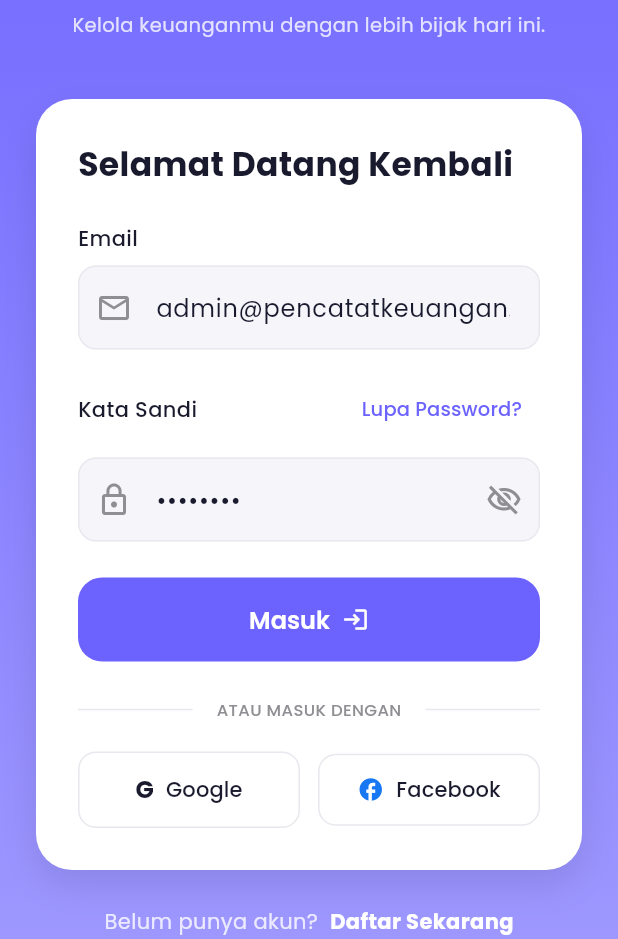
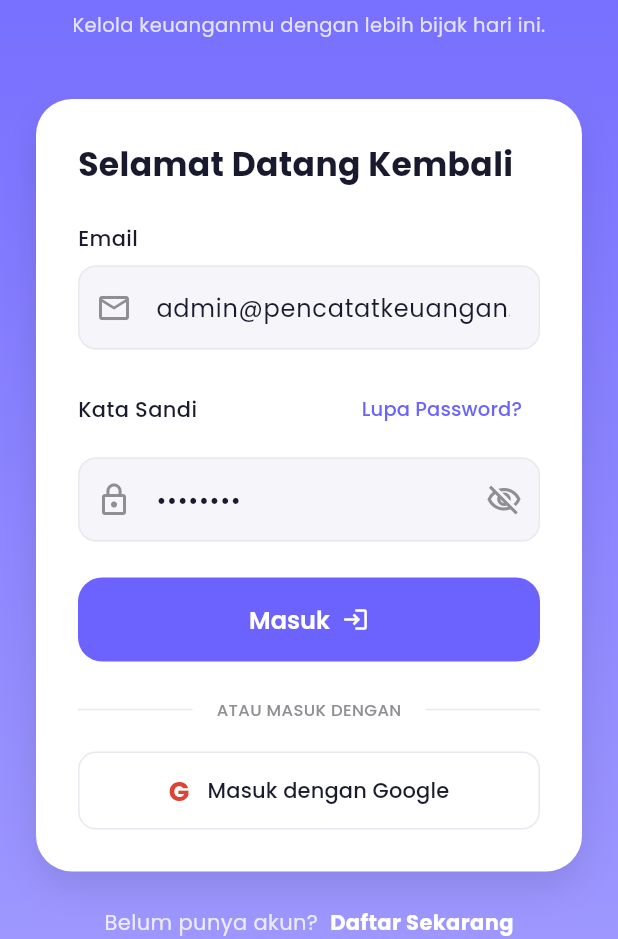
Before and after one commit to muhamadairul/personal-finance-mobile, a Flutter app: the screen it shows after launch, on a phone screen of 412 x 824 dp, the part 297-1236 px from its top. Run offline on Flutter 3.47's test engine with Material 3 defaults, Android fonts, the phone set to English and light mode, and no system bars; our stand-ins replace dio, file_picker, firebase_core, firebase_messaging, fl_chart, flutter_local_notifications and 8 more; accounts and stored records are empty.

Commit message:
feat: implement Google Sign-In and Firebase notification integration for user authentication

```diff
--- a/lib/config/api_config.dart
+++ b/lib/config/api_config.dart
@@ -1,11 +1,15 @@
 class ApiConfig {
-  static const String baseUrl = 'https://6a85-157-10-90-5.ngrok-free.app/api';
+  static const String baseUrl = 'https://4bb6-203-190-43-197.ngrok-free.app/api';
 
   // Auth endpoints
   static const String login = '/login';
   static const String register = '/register';
   static const String logout = '/logout';
   static const String user = '/user';
+  static const String socialLogin = '/auth/social';
+
+  // FCM Token
+  static const String updateFcmToken = '/user/fcm-token';
 
   // Dashboard
   static const String dashboard = '/dashboard';
--- a/lib/main.dart
+++ b/lib/main.dart
@@ -1,10 +1,14 @@
 import 'package:flutter/material.dart';
 import 'package:flutter_riverpod/flutter_riverpod.dart';
+import 'package:firebase_core/firebase_core.dart';
 import 'package:intl/date_symbol_data_local.dart';
 import 'package:pencatat_keuangan/app.dart';
+import 'package:pencatat_keuangan/services/notification_service.dart';
 
 void main() async {
   WidgetsFlutterBinding.ensureInitialized();
+  await Firebase.initializeApp();
+  await NotificationService().initialize();
   await initializeDateFormatting('id_ID', null);
   runApp(const ProviderScope(child: PencatatKeuanganApp()));
 }
--- a/lib/screens/auth/login_screen.dart
+++ b/lib/screens/auth/login_screen.dart
@@ -32,6 +32,14 @@ class _LoginScreenState extends ConsumerState<LoginScreen> {
     final success = await ref
         .read(authProvider.notifier)
         .login(_emailController.text.trim(), _passwordController.text);
+
+    if (success && mounted) {
+      Navigator.of(context).pushReplacementNamed('/home');
+    }
+  }
+
+  Future<void> _handleGoogleLogin() async {
+    final success = await ref.read(authProvider.notifier).loginWithGoogle();
 
     if (success && mounted) {
       Navigator.of(context).pushReplacementNamed('/home');
@@ -290,27 +298,14 @@ class _LoginScreenState extends ConsumerState<LoginScreen> {
                             ],
                           ),
                           const SizedBox(height: 20),
-                          // Social Login
-                          Row(
-                            children: [
-                              Expanded(
-                                child: OutlinedButton.icon(
-                                  onPressed: () {},
-                                  icon: Text(
-                                    'G',
-                                    style: GoogleFonts.poppins(
-                                      fontWeight: FontWeight.bold,
-                                      fontSize: 16,
-                                      color: AppColors.textPrimary,
-                                    ),
-                                  ),
-                                  label: Text(
-                                    'Google',
-                                    style: GoogleFonts.poppins(
-                                      color: AppColors.textPrimary,
-                                      fontSize: 14,
-                                    ),
-                                  ),
+                          // Google Sign-In Button
+                          SizedBox(
+                            width: double.infinity,
+                            height: 52,
+                            child: OutlinedButton(
+                              onPressed: authState.isLoading
+                                  ? null
+                                  : _handleGoogleLogin,
                               style: OutlinedButton.styleFrom(
                                 padding: const EdgeInsets.symmetric(
                                   vertical: 14,
@@ -320,35 +315,29 @@ class _LoginScreenState extends ConsumerState<LoginScreen> {
                                 ),
                                 side: BorderSide(color: AppColors.border),
                               ),
+                              child: Row(
+                                mainAxisAlignment: MainAxisAlignment.center,
+                                children: [
+                                  Text(
+                                    'G',
+                                    style: GoogleFonts.poppins(
+                                      fontWeight: FontWeight.bold,
+                                      fontSize: 18,
+                                      color: const Color(0xFFDB4437),
                                     ),
                                   ),
                                   const SizedBox(width: 12),
-                              Expanded(
-                                child: OutlinedButton.icon(
-                                  onPressed: () {},
-                                  icon: const Icon(
-                                    Icons.facebook,
-                                    color: Color(0xFF1877F2),
-                                  ),
-                                  label: Text(
-                                    'Facebook',
+                                  Text(
+                                    'Masuk dengan Google',
                                     style: GoogleFonts.poppins(
                                       color: AppColors.textPrimary,
                                       fontSize: 14,
-                                    ),
-                                  ),
-                                  style: OutlinedButton.styleFrom(
-                                    padding: const EdgeInsets.symmetric(
-                                      vertical: 14,
-                                    ),
-                                    shape: RoundedRectangleBorder(
-                                      borderRadius: BorderRadius.circular(12),
-                                    ),
-                                    side: BorderSide(color: AppColors.border),
-                                  ),
+                                      fontWeight: FontWeight.w500,
                                     ),
                                   ),
                                 ],
+                              ),
+                            ),
                           ),
                         ],
                       ),
```
Also changed, not shown: lib/providers/auth_provider.dart (+66 -0 lines), lib/screens/auth/register_screen.dart (+36 -44 lines), lib/services/notification_service.dart (added, +162 -0 lines), lib/services/social_auth_service.dart (added, +77 -0 lines), pubspec.yaml (+8 -0 lines), pubspec.lock, 6 other files. Lines whose indentation alone changed are shown as unchanged.
